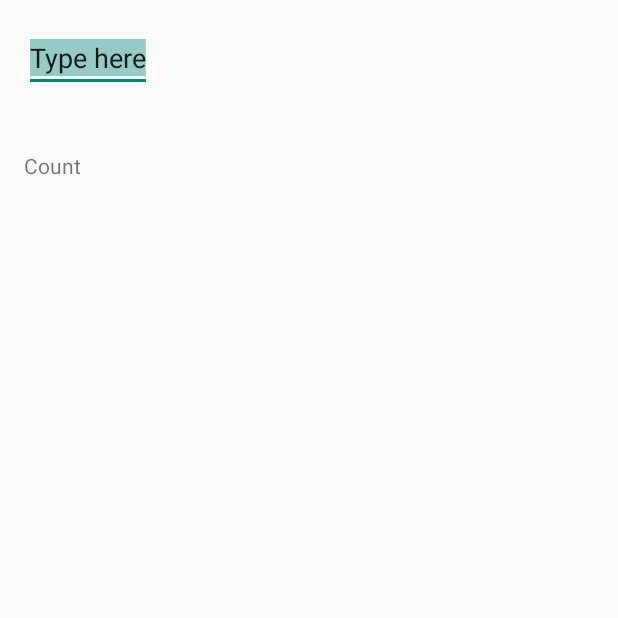
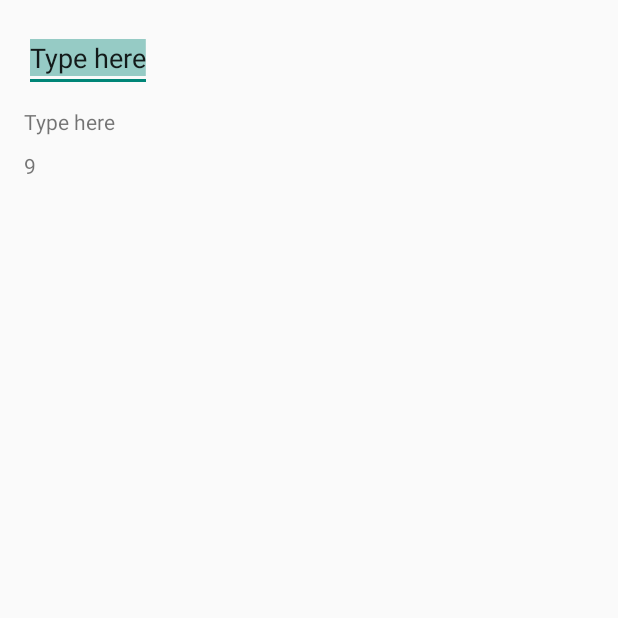
Before and after one commit to paulirotta/cascade, an Android app: the screen it shows after launch (MainActivity), on a phone screen of 412 x 824 dp, the top half of it. Run offline under Robolectric (Android 15) with nearby library versions, the phone set to English and light mode, and no system bars.

Commit message:
=Improved demo subscriptions

```diff
--- a/ReactiveCascade/app/src/main/java/com/futurice/cascade/lambdatest/MainActivity.java
+++ b/ReactiveCascade/app/src/main/java/com/futurice/cascade/lambdatest/MainActivity.java
@@ -51,7 +51,11 @@
             async = new AsyncBuilder(this).build();
             typedText = new ReactiveValue<>(WORKER, "typedText", "Type here");
             chainedText = new ReactiveValue<>(WORKER, "chainedText");
+            countText = new ReactiveValue<>(WORKER, "countText");
+
             typedText.subscribe(chainedText);
+            typedText.subscribe(s -> "" + s.length())
+                    .subscribe(countText);
             typedText.fire();
         }
 
@@ -87,10 +91,6 @@
         ((ReactiveTextView) findViewById(R.id.textView)).setReactiveValue(chainedText, true);
         ((ReactiveTextView) findViewById(R.id.textCountView)).setReactiveValue(countText, true);
 
-        typedText.subscribe((String s) ->
-                "" + s.length())
-                .subscribe(((ReactiveTextView) findViewById(R.id.textCountView)).getReactiveValue());
-
         // Flush initial value now that the wiring is done
         typedText.fire();
     }
```
